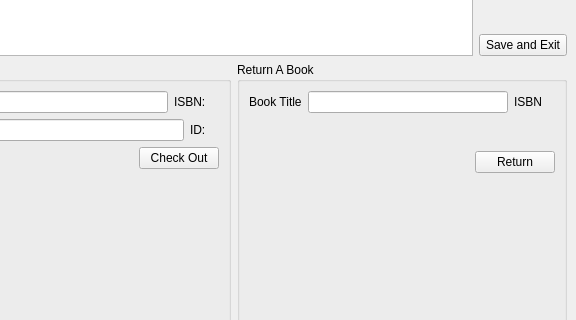
This is mainwindow.ui in cihansenyuz/library_system as Qt 5 draws it before an edit; both pictures show x 252 to 828 and y 175 to 495 of the 828 by 600 pixel window. The edited form follows.
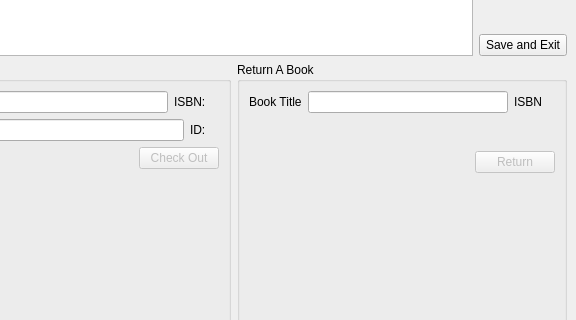
This is the edited form.

Commit message: enhancement issue #43 is done

Diff of the .ui file:
```diff
--- a/mainwindow.ui
+++ b/mainwindow.ui
@@ -9,7 +9,7 @@
    <rect>
     <x>0</x>
     <y>0</y>
-    <width>800</width>
+    <width>826</width>
     <height>600</height>
    </rect>
   </property>
@@ -284,6 +284,9 @@
                </item>
                <item>
                 <widget class="QPushButton" name="checkOutButton">
+                 <property name="enabled">
+                  <bool>false</bool>
+                 </property>
                  <property name="toolTip">
                   <string>Updates book status not available and registers the book in the user's record</string>
                  </property>
@@ -396,6 +399,9 @@
                </item>
                <item>
                 <widget class="QPushButton" name="returnButton">
+                 <property name="enabled">
+                  <bool>false</bool>
+                 </property>
                  <property name="toolTip">
                   <string>Updates book status to available</string>
                  </property>
```
Left out of the diff: 2 changed lines with no effect on the pictures. The commit also changes 2 other files.
